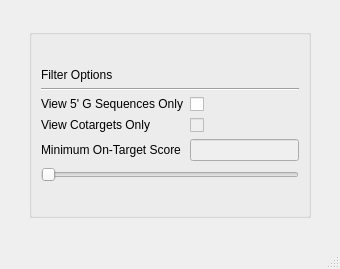
Before: the Qt Designer form filter_options.ui in TrinhLab/CASPERapp, drawn with Qt 5.
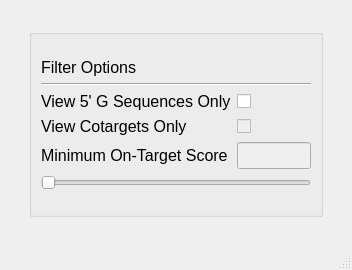
After: the same form once the commit is applied.

Patch:
```diff
--- a/filter_options.ui
+++ b/filter_options.ui
@@ -6,10 +6,15 @@
    <rect>
     <x>0</x>
     <y>0</y>
-    <width>340</width>
-    <height>269</height>
+    <width>352</width>
+    <height>270</height>
    </rect>
   </property>
+  <property name="font">
+   <font>
+    <pointsize>12</pointsize>
+   </font>
+  </property>
   <property name="windowTitle">
    <string>MainWindow</string>
   </property>
```
